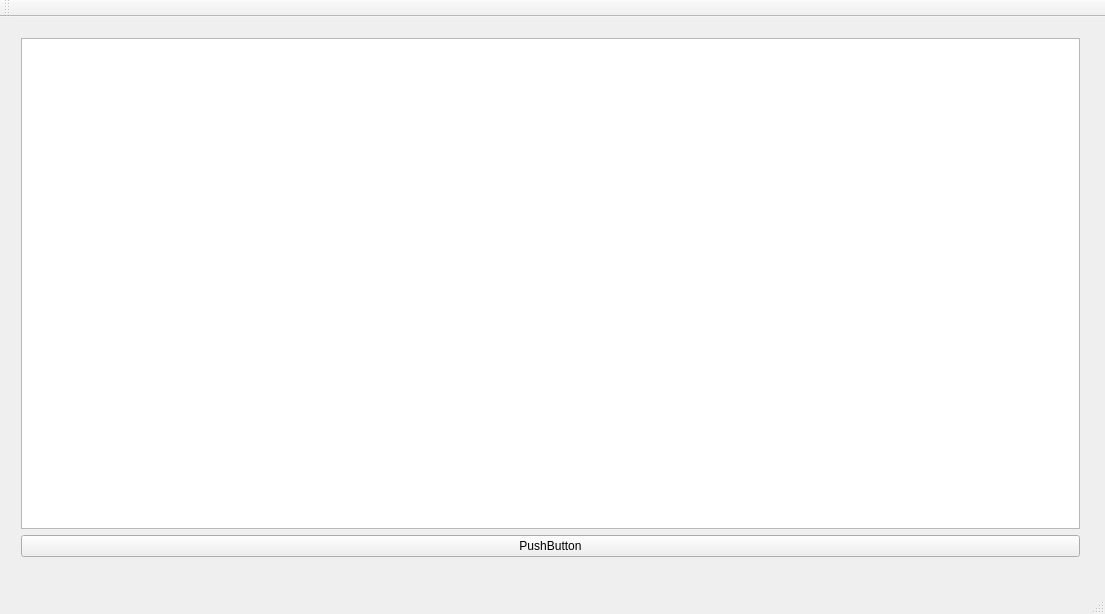
Old version of the form BrainActivityVisualization/gmainwindow.ui in the repository 18David/BrainActivityVisualization.
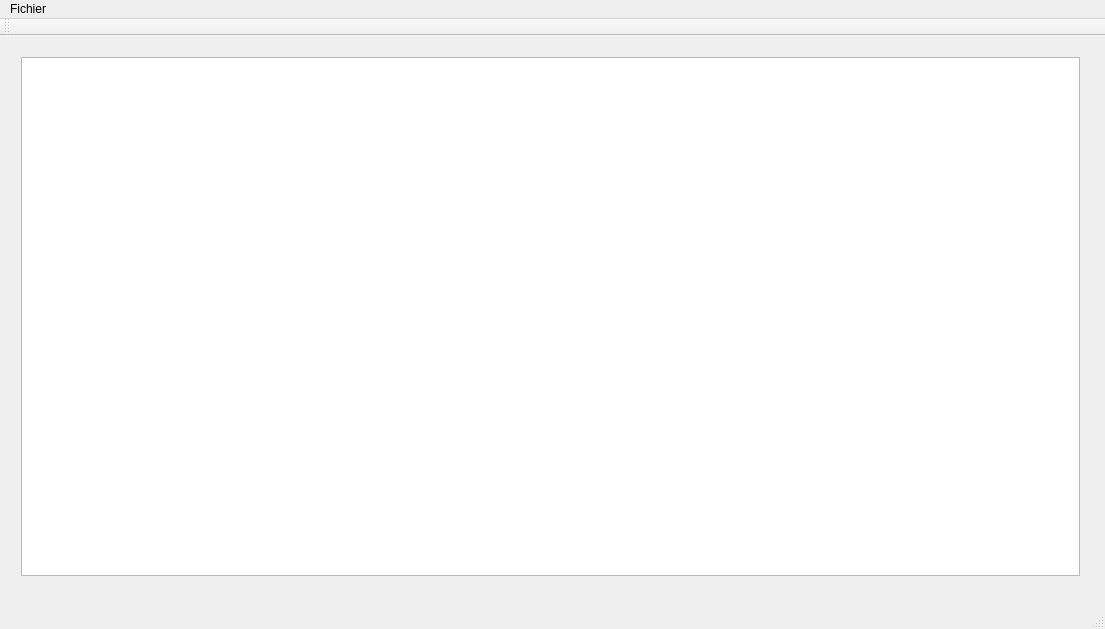
New version of the form.

```diff
--- a/BrainActivityVisualization/gmainwindow.ui
+++ b/BrainActivityVisualization/gmainwindow.ui
@@ -7,14 +7,14 @@
     <x>0</x>
     <y>0</y>
     <width>1105</width>
-    <height>614</height>
+    <height>629</height>
    </rect>
   </property>
   <property name="windowTitle">
    <string>GMainWindow</string>
   </property>
   <widget class="QWidget" name="centralWidget">
-   <widget class="QWidget" name="">
+   <widget class="QWidget" name="layoutWidget">
     <property name="geometry">
      <rect>
       <x>10</x>
@@ -27,13 +27,6 @@
      <item row="0" column="0">
       <widget class="QTableWidget" name="tableWidget"/>
      </item>
-     <item row="1" column="0">
-      <widget class="QPushButton" name="pushButton">
-       <property name="text">
-        <string>PushButton</string>
-       </property>
-      </widget>
-     </item>
     </layout>
    </widget>
   </widget>
@@ -46,6 +39,13 @@
      <height>26</height>
     </rect>
    </property>
+   <widget class="QMenu" name="menuFichier">
+    <property name="title">
+     <string>Fichier</string>
+    </property>
+    <addaction name="actionOpen"/>
+   </widget>
+   <addaction name="menuFichier"/>
   </widget>
   <widget class="QToolBar" name="mainToolBar">
    <attribute name="toolBarArea">
```
Left out of the diff: 5 changed lines with no effect on the pictures.
